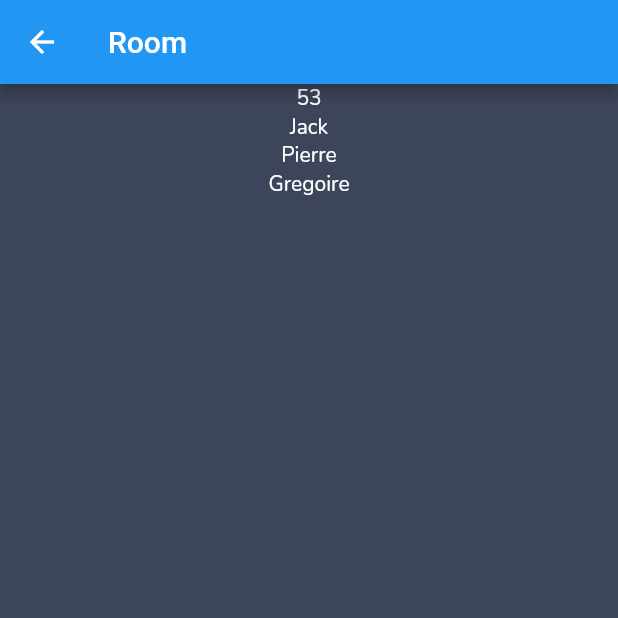
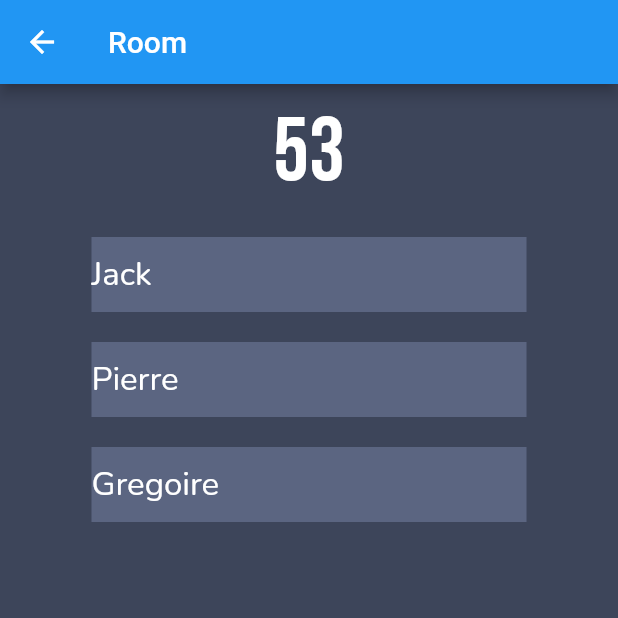
Before and after one commit to Un-dev/Projet-AcLab, a Flutter app: the screen it shows after launch, after a tap on "Create a room", on a phone screen of 412 x 824 dp, the top half of it. Run offline on Flutter 3.47's test engine with Material 2 defaults, Android fonts, the phone set to English and light mode, and no system bars; our stand-ins replace socket_io_client; network calls fail.

Commit message:
:lipstick: added styling to userItem

```diff
--- a/netlab/lib/Screens/Home/home.dart
+++ b/netlab/lib/Screens/Home/home.dart
@@ -5,8 +5,6 @@ import 'package:netlab/theme.dart';
 import 'package:netlab/utils/CustomButton.dart';
 
 class Home extends StatelessWidget {
-  final ThemeData theme = globalTheme();
-
   @override
   Widget build(BuildContext context) {
     return Scaffold(
@@ -17,7 +15,7 @@ class Home extends StatelessWidget {
             children: <Widget>[
               Text(
                 'Netlab',
-                style: titleTheme(),
+                style: appTitleTheme(),
               ),
               CustomButton(
                 label: 'Create a room',
--- a/netlab/lib/Screens/Room/Room.dart
+++ b/netlab/lib/Screens/Room/Room.dart
@@ -1,4 +1,5 @@
 import 'package:flutter/material.dart';
+import 'package:netlab/theme.dart';
 import 'package:netlab/utils/UserItem.dart';
 
 class Room extends StatefulWidget {
@@ -25,7 +26,14 @@ class _RoomState extends State<Room> {
   }
 
   List<Widget> renderUsers(List<String> users, int idRoom) {
-    List<Widget> res = [Text(idRoom.toString())];
+    List<Widget> res = [
+      Container(
+          margin: EdgeInsets.only(top: 10),
+          child: Text(
+            idRoom.toString(),
+            style: titleTheme(),
+          ))
+    ];
 
     for (var i = 0; i < users.length; i++) {
       res.add(UserItem(username: users[i]));
--- a/netlab/lib/theme.dart
+++ b/netlab/lib/theme.dart
@@ -5,7 +5,8 @@ ThemeData globalTheme() {
       scaffoldBackgroundColor: Color.fromRGBO(61, 69, 90, 1.0),
       // textTheme: Typography(platform: TargetPlatform.android).white,
       textTheme: TextTheme(
-        bodyText2: TextStyle(color: Colors.white, fontFamily: 'Nunito'),
+        bodyText2:
+            TextStyle(color: Colors.white, fontFamily: 'Nunito', fontSize: 22),
       ));
 }
 
@@ -15,9 +16,13 @@ ThemeData buttonTheme() {
   );
 }
 
-TextStyle titleTheme() {
+TextStyle appTitleTheme() {
   return TextStyle(
       color: Color.fromRGBO(229, 10, 20, 1.0),
       fontSize: 60,
       fontFamily: 'Bebasneue');
 }
+
+TextStyle titleTheme() {
+  return TextStyle(fontSize: 60, fontFamily: 'Bebasneue');
+}
--- a/netlab/lib/utils/UserItem.dart
+++ b/netlab/lib/utils/UserItem.dart
@@ -1,4 +1,5 @@
 import 'package:flutter/material.dart';
+import 'package:netlab/theme.dart';
 
 class UserItem extends StatelessWidget {
   final String username;
@@ -7,6 +8,16 @@ class UserItem extends StatelessWidget {
 
   @override
   Widget build(BuildContext context) {
-    return Container(child: Text(this.username));
+    ThemeData theme = buttonTheme();
+    TextTheme textStyle = globalTheme().textTheme;
+
+    return Container(
+        margin: EdgeInsets.only(top: 20),
+        height: 50,
+        width: 290,
+        color: theme.backgroundColor,
+        child: Row(children: [
+          Center(child: Text(this.username, style: textStyle.bodyText2))
+        ]));
   }
 }
```
